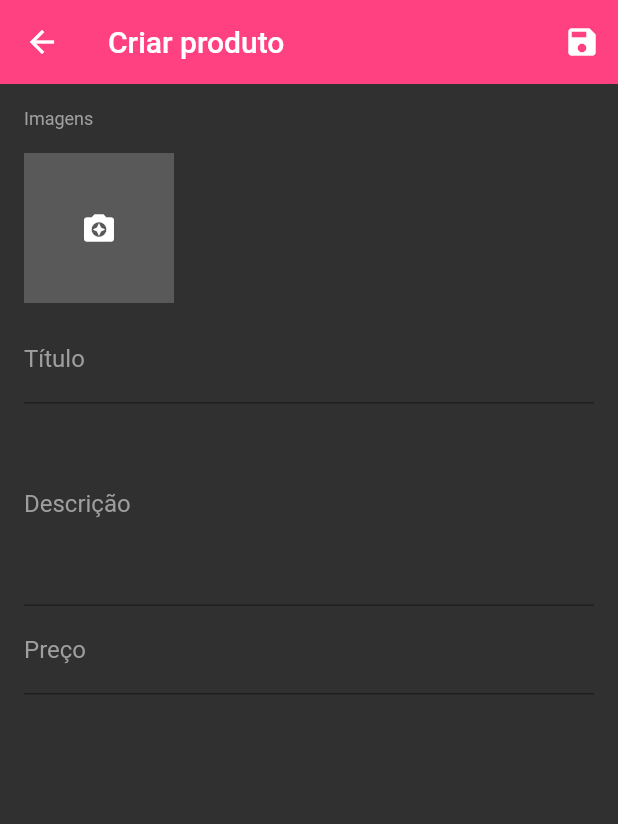
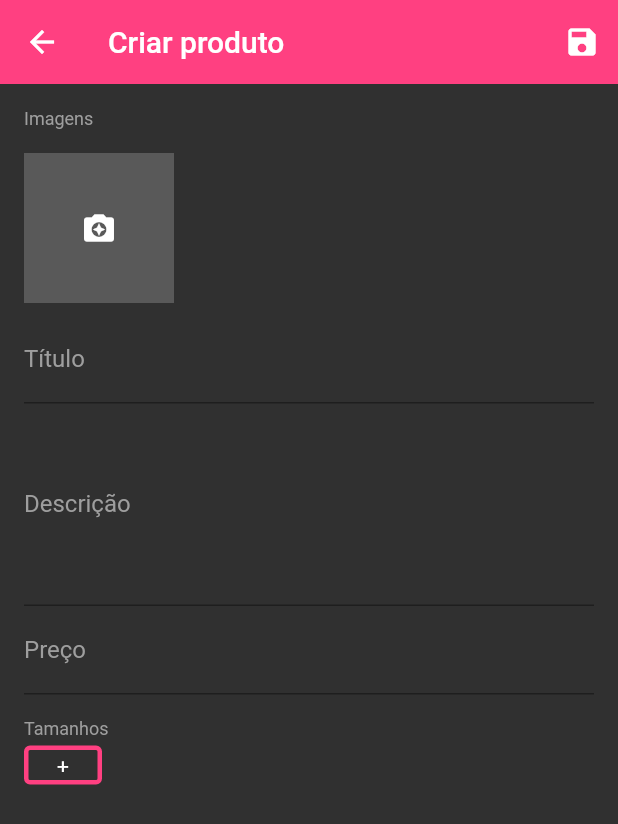
Before and after one commit to Raimundo-Martins/App_Gerente_Loja, a Flutter app: the ProductScreen screen opened directly, on a phone screen of 412 x 824 dp. Shown: the top 824 px of the screen. Run offline on Flutter 3.47's test engine with Material 2 defaults, Android fonts, the phone set to English and light mode, and no system bars; our stand-ins replace cloud_firestore, firebase_auth, firebase_storage, flutter_speed_dial, image_cropper, image_picker and 2 more; missing offline and left inert: bloc_pattern; accounts and stored records are empty.

```diff
--- a/lib/screens/product_screen.dart
+++ b/lib/screens/product_screen.dart
@@ -3,6 +3,7 @@ import 'package:flutter/material.dart';
 import 'package:gerente_loja/blocs/product_bloc.dart';
 import 'package:gerente_loja/validators/product_validator.dart';
 import 'package:gerente_loja/widgets/images_widget.dart';
+import 'package:gerente_loja/widgets/product_sizes.dart';
 
 class ProductScreen extends StatefulWidget {
   final String categoryId;
@@ -128,6 +129,18 @@ class _ProductScreenState extends State<ProductScreen> with ProductValidator {
                         onSaved: _productBloc.savePrice,
                         validator: validatePrice,
                       ),
+                      SizedBox(
+                        height: 16,
+                      ),
+                      Text(
+                        'Tamanhos',
+                        style: TextStyle(color: Colors.grey, fontSize: 12),
+                      ),
+                      ProductSizes(
+                        initialValue: snapshot.data['sizes'],
+                        onSaved: (saved){},
+                        validator: (valid){},
+                      ),
                     ],
                   );
                 }),
--- /dev/null
+++ b/lib/widgets/product_sizes.dart
@@ -0,0 +1,66 @@
+import 'package:flutter/material.dart';
+
+class ProductSizes extends FormField<List> {
+  ProductSizes(
+      {List initialValue,
+      FormFieldSetter<List> onSaved,
+      FormFieldValidator<List> validator})
+      : super(
+          initialValue: initialValue,
+          onSaved: onSaved,
+          validator: validator,
+          builder: (state) => SizedBox(
+            height: 34,
+            child: GridView(
+              padding: EdgeInsets.symmetric(vertical: 4),
+              scrollDirection: Axis.horizontal,
+              gridDelegate: SliverGridDelegateWithFixedCrossAxisCount(
+                crossAxisCount: 1,
+                mainAxisSpacing: 8,
+                childAspectRatio: 0.5,
+              ),
+              children: state.value
+                  .map(
+                    (e) => GestureDetector(
+                      onLongPress: () {
+                        state.didChange(state.value..remove(e));
+                      },
+                      child: Container(
+                        decoration: BoxDecoration(
+                          borderRadius: BorderRadius.all(
+                            Radius.circular(4),
+                          ),
+                          border: Border.all(
+                            color: Colors.pinkAccent,
+                            width: 3,
+                          ),
+                        ),
+                        alignment: Alignment.center,
+                        child: Text(e, style: TextStyle(color: Colors.white)),
+                      ),
+                    ),
+                  )
+                  .toList()
+                    ..add(
+                      GestureDetector(
+                        onTap: () {},
+                        child: Container(
+                          decoration: BoxDecoration(
+                            borderRadius: BorderRadius.all(
+                              Radius.circular(4),
+                            ),
+                            border: Border.all(
+                              color: Colors.pinkAccent,
+                              width: 3,
+                            ),
+                          ),
+                          alignment: Alignment.center,
+                          child:
+                              Text('+', style: TextStyle(color: Colors.white)),
+                        ),
+                      ),
+                    ),
+            ),
+          ),
+        );
+}
```
